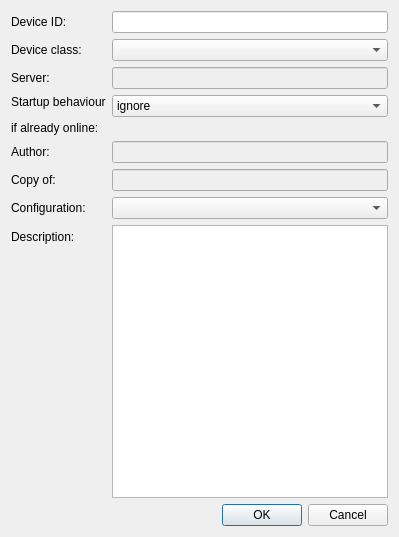
Before: the Qt Designer form src/pythonGui/karabogui/project/dialog/device_handle.ui in European-XFEL/Karabo, drawn with Qt 5.
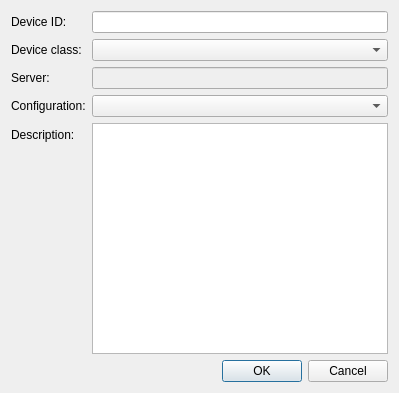
After: the same form once the commit is applied.

Commit message: GUI: Refactor device handle dialog

```diff
--- a/src/pythonGui/karabogui/project/dialog/device_handle.ui
+++ b/src/pythonGui/karabogui/project/dialog/device_handle.ui
@@ -7,7 +7,7 @@
     <x>0</x>
     <y>0</y>
     <width>399</width>
-    <height>537</height>
+    <height>393</height>
    </rect>
   </property>
   <property name="windowTitle">
@@ -74,87 +74,30 @@
       </widget>
      </item>
      <item row="3" column="0">
-      <widget class="QLabel" name="laIfExists">
-       <property name="text">
-        <string>&lt;html&gt;&lt;head/&gt;&lt;body&gt;&lt;p&gt;Startup behaviour&lt;/p&gt;&lt;p&gt;if already online:&lt;/p&gt;&lt;/body&gt;&lt;/html&gt;</string>
-       </property>
-      </widget>
-     </item>
-     <item row="3" column="1">
-      <widget class="QComboBox" name="cbIfExists">
-       <property name="toolTip">
-        <string>Select startup behaviour. Either restart the device, if already online or ignore and do nothing</string>
-       </property>
-       <property name="statusTip">
-        <string>Select startup behaviour. Either restart the device, if already online or ignore and do nothing</string>
-       </property>
-       <item>
-        <property name="text">
-         <string>ignore</string>
-        </property>
-       </item>
-       <item>
-        <property name="text">
-         <string>restart</string>
-        </property>
-       </item>
-      </widget>
-     </item>
-     <item row="4" column="0">
-      <widget class="QLabel" name="laAuthor">
-       <property name="text">
-        <string>Author:</string>
-       </property>
-      </widget>
-     </item>
-     <item row="4" column="1">
-      <widget class="QLineEdit" name="leAuthor">
-       <property name="enabled">
-        <bool>false</bool>
-       </property>
-       <property name="toolTip">
-        <string>The author of this device</string>
-       </property>
-       <property name="statusTip">
-        <string>The author of this device</string>
-       </property>
-      </widget>
-     </item>
-     <item row="5" column="0">
-      <widget class="QLabel" name="laCopyOf">
-       <property name="text">
-        <string>Copy of:</string>
-       </property>
-      </widget>
-     </item>
-     <item row="5" column="1">
-      <widget class="QLineEdit" name="leCopyOf">
-       <property name="enabled">
-        <bool>false</bool>
-       </property>
-       <property name="toolTip">
-        <string>States where this device was copied from</string>
-       </property>
-       <property name="statusTip">
-        <string>States where this device was copied from</string>
-       </property>
-      </widget>
-     </item>
-     <item row="6" column="0">
       <widget class="QLabel" name="laConfig">
        <property name="text">
         <string>Configuration:</string>
        </property>
       </widget>
      </item>
-     <item row="7" column="0">
+     <item row="3" column="1">
+      <widget class="QComboBox" name="cbConfig">
+       <property name="toolTip">
+        <string>The name which is descriptive enough to find the configuration again</string>
+       </property>
+       <property name="statusTip">
+        <string>The name which is descriptive enough to find the configuration again</string>
+       </property>
+      </widget>
+     </item>
+     <item row="4" column="0">
       <widget class="QLabel" name="laDescription">
        <property name="text">
         <string>Description:</string>
        </property>
       </widget>
      </item>
-     <item row="7" column="1">
+     <item row="4" column="1">
       <widget class="QTextEdit" name="teDescription">
        <property name="toolTip">
         <string>The description for this device</string>
@@ -164,16 +107,6 @@
        </property>
       </widget>
      </item>
-     <item row="6" column="1">
-      <widget class="QComboBox" name="cbConfig">
-       <property name="toolTip">
-        <string>The name which is descriptive enough to find the configuration again</string>
-       </property>
-       <property name="statusTip">
-        <string>The name which is descriptive enough to find the configuration again</string>
-       </property>
-      </widget>
-     </item>
     </layout>
    </item>
    <item>
```
The commit also changes 6 other files.
